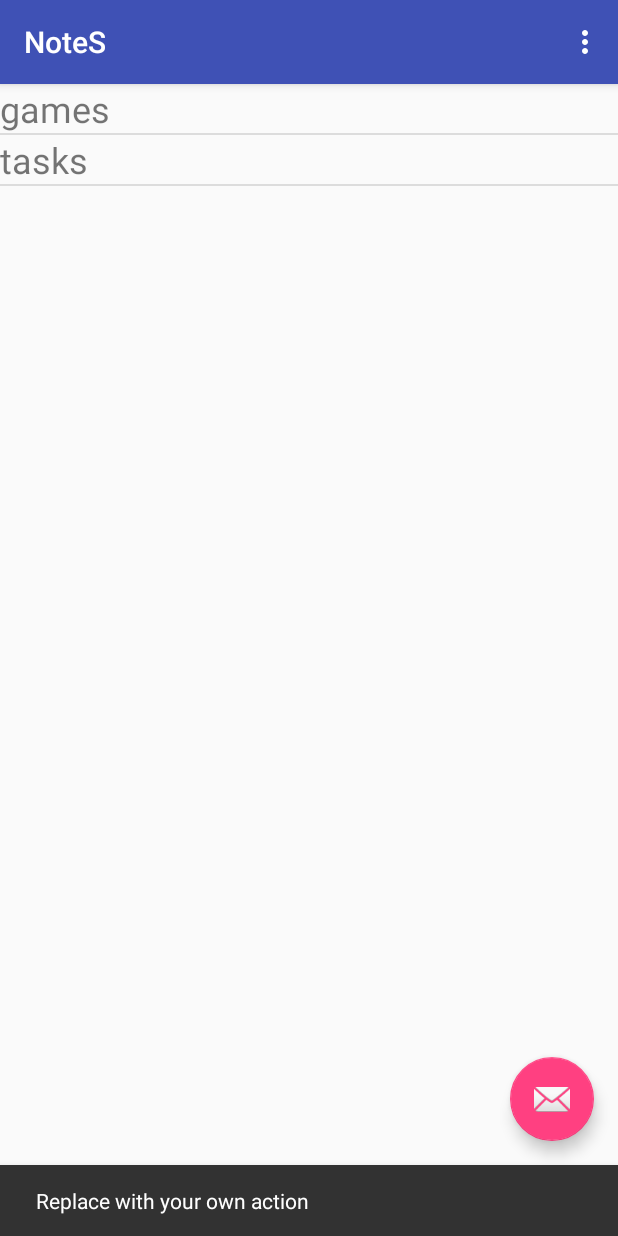
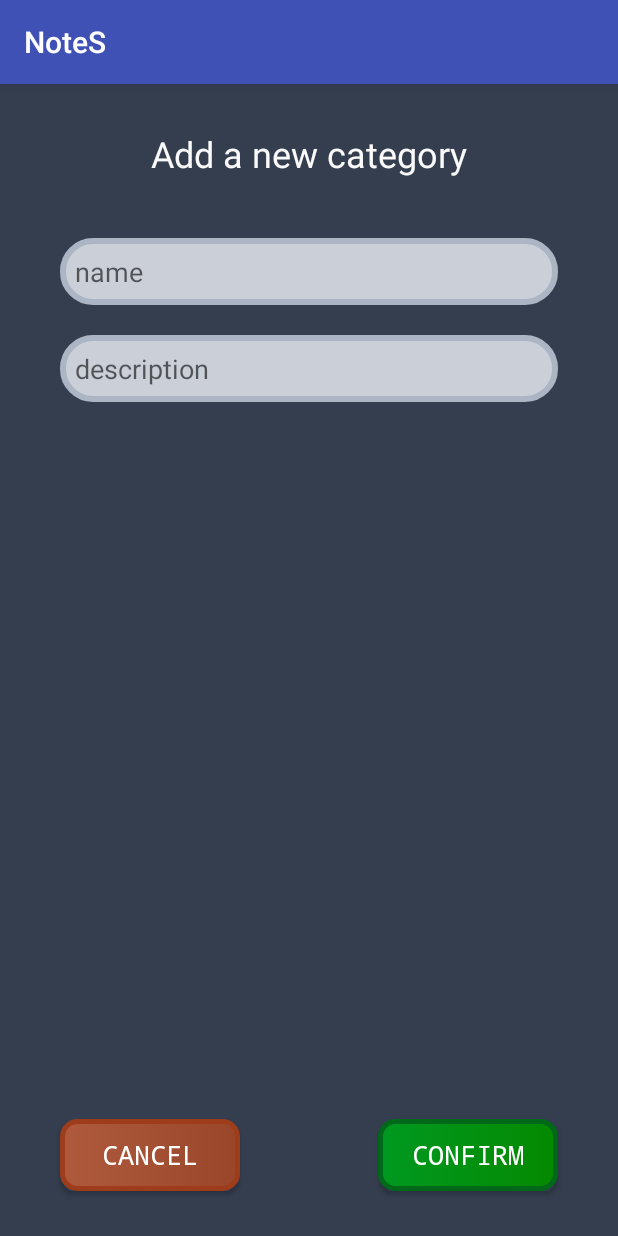
Before and after one commit to SkarletKill/NoteS, an Android app: the screen it shows after launch (CategotyActivity before the commit, NewCategoryActivity after it), after a tap on an icon or button, on a phone screen of 412 x 824 dp. Run offline under Robolectric (Android 15) with nearby library versions, the phone set to English and light mode, and no system bars.

Commit message:
listView with custom adapter created view for new category activity

```diff
--- a/app/src/main/java/notes/neo/skarlet/notes/CategotyActivity.java
+++ b/app/src/main/java/notes/neo/skarlet/notes/CategoryActivity.java
@@ -1,5 +1,6 @@
 package notes.neo.skarlet.notes;
 
+import android.content.Intent;
 import android.content.res.Resources;
 import android.os.Bundle;
 import android.support.design.widget.FloatingActionButton;
@@ -12,9 +13,15 @@ import android.view.MenuItem;
 import android.widget.ArrayAdapter;
 import android.widget.ListView;
 
-public class CategotyActivity extends AppCompatActivity {
+import java.util.ArrayList;
+import java.util.Arrays;
+import java.util.List;
+
+public class CategoryActivity extends AppCompatActivity {
     private ListView categoriesListView;
-    private String[] categories;
+    private List<String> categories;
+    private List<String> prices;
+    private List<String> descriptions;
 
     @Override
     protected void onCreate(Bundle savedInstanceState) {
@@ -27,16 +34,22 @@ public class CategotyActivity extends AppCompatActivity {
         fab.setOnClickListener(new View.OnClickListener() {
             @Override
             public void onClick(View view) {
-                Snackbar.make(view, "Replace with your own action", Snackbar.LENGTH_LONG)
-                        .setAction("Action", null).show();
+                Intent intent = new Intent(CategoryActivity.this, NewCategoryActivity.class);
+                startActivity(intent);
             }
         });
 
         Resources res = getResources();
         categoriesListView = (ListView) findViewById(R.id.categories);
-        categories = res.getStringArray(R.array.categories);
+        categories = new ArrayList<>();
+        categories.addAll(Arrays.asList(res.getStringArray(R.array.categories)));
+        descriptions = new ArrayList<>();
+        descriptions.addAll(Arrays.asList(res.getStringArray(R.array.descriptions)));
+        prices = new ArrayList<>();
+        prices.addAll(Arrays.asList(res.getStringArray(R.array.prices)));
 
-        categoriesListView.setAdapter(new ArrayAdapter<String>(this, R.layout.categories_listview_datail, categories));
+        CategoryAdapter categoryAdapter = new CategoryAdapter(this, categories, descriptions, prices);
+        categoriesListView.setAdapter(categoryAdapter);
     }
 
     @Override
--- /dev/null
+++ b/app/src/main/java/notes/neo/skarlet/notes/CategoryAdapter.java
@@ -0,0 +1,60 @@
+package notes.neo.skarlet.notes;
+
+import android.content.Context;
+import android.view.LayoutInflater;
+import android.view.View;
+import android.view.ViewGroup;
+import android.widget.BaseAdapter;
+import android.widget.TextView;
+
+import java.util.ArrayList;
+import java.util.List;
+
+public class CategoryAdapter extends BaseAdapter {
+
+    LayoutInflater mInflater;
+    private List<String> categories;
+    private List<String> prices;
+    private List<String> descriptions;
+
+    public CategoryAdapter(Context c, List<String> categories, List<String> descriptions, List<String> prices) {
+        this.mInflater = (LayoutInflater) c.getSystemService(Context.LAYOUT_INFLATER_SERVICE);
+        this.categories = categories;
+        this.descriptions = descriptions;
+        this.prices = prices;
+    }
+
+    @Override
+    public int getCount() {
+        return categories.size();
+    }
+
+    @Override
+    public Object getItem(int i) {
+        return categories.get(i);
+    }
+
+    @Override
+    public long getItemId(int i) {
+        return i;
+    }
+
+    @Override
+    public View getView(int i, View view, ViewGroup viewGroup) {
+
+        View v = mInflater.inflate(R.layout.categories_listview_datail, null);
+        TextView nameTextView = (TextView) v.findViewById(R.id.nameTextView);
+        TextView descriptionTextView = (TextView) v.findViewById(R.id.desctiptionTextView);
+        TextView priceTextView = (TextView) v.findViewById(R.id.priceTextView);
+
+        String name = categories.get(i);
+        String desc = descriptions.get(i);
+        String cost = prices.get(i);
+
+        nameTextView.setText(name);
+        descriptionTextView.setText(desc);
+        priceTextView.setText(cost);
+
+        return v;
+    }
+}
--- /dev/null
+++ b/app/src/main/java/notes/neo/skarlet/notes/NewCategoryActivity.java
@@ -0,0 +1,24 @@
+package notes.neo.skarlet.notes;
+
+import android.content.Intent;
+import android.support.v7.app.AppCompatActivity;
+import android.os.Bundle;
+import android.view.View;
+
+public class NewCategoryActivity extends AppCompatActivity {
+
+    @Override
+    protected void onCreate(Bundle savedInstanceState) {
+        super.onCreate(savedInstanceState);
+        setContentView(R.layout.activity_category_new);
+    }
+
+    public void onCancelClick(View view) {
+        onBackPressed();
+    }
+
+    public void onConfirmClick(View view) {
+        Intent intent = new Intent(this, CategoryActivity.class);
+        startActivity(intent);
+    }
+}
--- /dev/null
+++ b/app/src/main/res/drawable-v24/buttons_green.xml
@@ -0,0 +1,24 @@
+<?xml version="1.0" encoding="utf-8"?>
+<selector xmlns:android="http://schemas.android.com/apk/res/android">
+    <item android:state_pressed="true" >
+        <shape android:shape="rectangle"  >
+            <corners android:radius="10dip" />
+            <stroke android:width="3dip" android:color="@color/greenStroke" />
+            <gradient android:angle="180" android:startColor="@color/greenGradient1" android:endColor="@color/greenGradient2" />
+        </shape>
+    </item>
+    <item android:state_focused="true">
+        <shape android:shape="rectangle"  >
+            <corners android:radius="10dip" />
+            <stroke android:width="3dip" android:color="@color/greenStroke" />
+            <gradient android:angle="180" android:startColor="@color/greenGradient1" android:endColor="@color/greenGradient2" />
+        </shape>
+    </item>
+    <item>
+        <shape android:shape="rectangle"  >
+            <corners android:radius="10dip" />
+            <stroke android:width="3dip" android:color="@color/greenStroke" />
+            <gradient android:angle="180" android:startColor="@color/greenGradient1" android:endColor="@color/greenGradient2" />
+        </shape>
+    </item>
+</selector>
--- /dev/null
+++ b/app/src/main/res/drawable-v24/buttons_red.xml
@@ -0,0 +1,24 @@
+<?xml version="1.0" encoding="utf-8"?>
+<selector xmlns:android="http://schemas.android.com/apk/res/android">
+    <item android:state_pressed="true" >
+        <shape android:shape="rectangle"  >
+            <corners android:radius="10dip" />
+            <stroke android:width="3dip" android:color="@color/redStroke" />
+            <gradient android:angle="180" android:startColor="@color/redGradient1" android:endColor="@color/redGradient2" />
+        </shape>
+    </item>
+    <item android:state_focused="true">
+        <shape android:shape="rectangle"  >
+            <corners android:radius="10dip" />
+            <stroke android:width="3dip" android:color="@color/redStroke" />
+            <gradient android:angle="180" android:startColor="@color/redGradient1" android:endColor="@color/redGradient2" />
+        </shape>
+    </item>
+    <item>
+        <shape android:shape="rectangle"  >
+            <corners android:radius="10dip" />
+            <stroke android:width="3dip" android:color="@color/redStroke" />
+            <gradient android:angle="180" android:startColor="@color/redGradient1" android:endColor="@color/redGradient2" />
+        </shape>
+    </item>
+</selector>
--- /dev/null
+++ b/app/src/main/res/drawable/fields.xml
@@ -0,0 +1,24 @@
+<?xml version="1.0" encoding="utf-8"?>
+<selector xmlns:android="http://schemas.android.com/apk/res/android">
+    <item android:state_pressed="true">
+        <shape android:shape="rectangle">
+            <corners android:radius="20dip" />
+            <stroke android:width="4dip" android:color="#acb5c4" />
+            <solid android:color="#cbd0d8" />
+        </shape>
+    </item>
+    <item android:state_focused="true">
+        <shape android:shape="rectangle">
+            <corners android:radius="20dip" />
+            <stroke android:width="4dip" android:color="#acb5c4" />
+            <solid android:color="#cbd0d8" />
+        </shape>
+    </item>
+    <item>
+        <shape android:shape="rectangle">
+            <corners android:radius="20dip" />
+            <stroke android:width="4dip" android:color="#acb5c4" />
+            <solid android:color="#cbd0d8" />
+        </shape>
+    </item>
+</selector>
--- /dev/null
+++ b/app/src/main/res/layout/activity_category_new.xml
@@ -0,0 +1,88 @@
+<?xml version="1.0" encoding="utf-8"?>
+<android.support.constraint.ConstraintLayout xmlns:android="http://schemas.android.com/apk/res/android"
+    xmlns:app="http://schemas.android.com/apk/res-auto"
+    xmlns:tools="http://schemas.android.com/tools"
+    android:layout_width="match_parent"
+    android:layout_height="match_parent"
+    android:background="@color/colorPrimaryDark"
+    tools:context=".NewCategoryActivity">
+
+    <LinearLayout
+        android:layout_width="match_parent"
+        android:layout_height="match_parent"
+        android:orientation="vertical"
+        android:layout_marginBottom="80sp">
+
+        <TextView
+            android:id="@+id/newCategory"
+            android:layout_width="match_parent"
+            android:layout_height="wrap_content"
+            android:layout_marginLeft="40sp"
+            android:layout_marginRight="40sp"
+            android:layout_marginTop="20sp"
+            android:layout_marginBottom="10sp"
+            android:ems="10"
+            android:padding="10sp"
+            android:text="Add a new category"
+            android:textAlignment="center"
+            android:textColor="@color/colorWhite"
+            android:textSize="24sp" />
+
+        <EditText
+            android:id="@+id/newCategoryName"
+            android:layout_width="match_parent"
+            android:layout_height="wrap_content"
+            android:layout_marginLeft="40sp"
+            android:layout_marginRight="40sp"
+            android:layout_marginTop="20sp"
+            android:background="@drawable/fields"
+            android:ems="10"
+            android:hint="@string/name"
+            android:padding="10sp"
+            android:textColor="@color/colorWhite" />
+
+        <EditText
+            android:id="@+id/newCategoryDescription"
+            android:layout_width="match_parent"
+            android:layout_height="wrap_content"
+            android:layout_marginLeft="40sp"
+            android:layout_marginRight="40sp"
+            android:layout_marginTop="20sp"
+            android:background="@drawable/fields"
+            android:ems="10"
+            android:hint="@string/description"
+            android:padding="10sp"
+            android:textColor="@color/colorWhite" />
+    </LinearLayout>
+
+    <Button
+        android:id="@+id/btn_cancelAddCat"
+        android:layout_width="wrap_content"
+        android:layout_height="wrap_content"
+        android:layout_marginBottom="30dp"
+        android:layout_marginStart="40dp"
+        android:width="120sp"
+        android:background="@drawable/buttons_red"
+        android:fontFamily="monospace"
+        android:onClick="onCancelClick"
+        android:text="@string/cancel"
+        android:textColor="@android:color/white"
+        android:textSize="18sp"
+        app:layout_constraintBottom_toBottomOf="parent"
+        app:layout_constraintStart_toStartOf="parent" />
+
+    <Button
+        android:id="@+id/btn_confirmAddCat"
+        android:layout_width="wrap_content"
+        android:layout_height="wrap_content"
+        android:layout_marginBottom="30dp"
+        android:layout_marginEnd="40dp"
+        android:width="120sp"
+        android:background="@drawable/buttons_green"
+        android:fontFamily="monospace"
+        android:text="@string/confirm"
+        android:textColor="@android:color/white"
+        android:textSize="18sp"
+        app:layout_constraintBottom_toBottomOf="parent"
+        app:layout_constraintEnd_toEndOf="parent" />
+</android.support.constraint.ConstraintLayout>
--- a/app/src/main/res/layout/activity_categoty.xml
+++ b/app/src/main/res/layout/activity_categoty.xml
@@ -4,7 +4,7 @@
     xmlns:tools="http://schemas.android.com/tools"
     android:layout_width="match_parent"
     android:layout_height="match_parent"
-    tools:context=".CategotyActivity">
+    tools:context=".CategoryActivity">
 
     <android.support.design.widget.AppBarLayout
         android:layout_width="match_parent"
--- a/app/src/main/res/layout/categories_listview_datail.xml
+++ b/app/src/main/res/layout/categories_listview_datail.xml
@@ -1,7 +1,36 @@
 <?xml version="1.0" encoding="utf-8"?>
-<TextView xmlns:android="http://schemas.android.com/apk/res/android"
+<RelativeLayout xmlns:android="http://schemas.android.com/apk/res/android"
     android:layout_width="match_parent"
     android:layout_height="match_parent"
     android:textSize="24sp">
 
-</TextView>
+    <TextView
+        android:id="@+id/nameTextView"
+        android:layout_width="wrap_content"
+        android:layout_height="wrap_content"
+        android:layout_alignParentStart="true"
+        android:layout_alignParentTop="true"
+        android:layout_marginStart="40dp"
+        android:layout_marginTop="40dp"
+        android:text="CategoryName1"
+        android:textSize="24sp" />
+
+    <TextView
+        android:id="@+id/desctiptionTextView"
+        android:layout_width="wrap_content"
+        android:layout_height="wrap_content"
+        android:layout_alignStart="@+id/nameTextView"
+        android:layout_below="@+id/nameTextView"
+        android:text="Description" />
+
+    <TextView
+        android:id="@+id/priceTextView"
+        android:layout_width="wrap_content"
+        android:layout_height="wrap_content"
+        android:layout_alignParentEnd="true"
+        android:layout_alignTop="@+id/nameTextView"
+        android:layout_marginEnd="41dp"
+        android:text="price"
+        android:textAlignment="textEnd"
+        android:textSize="24sp" />
+</RelativeLayout>
--- a/app/src/main/res/layout/content_categoty.xml
+++ b/app/src/main/res/layout/content_categoty.xml
@@ -6,7 +6,7 @@
     android:layout_height="match_parent"
     android:orientation="vertical"
     app:layout_behavior="@string/appbar_scrolling_view_behavior"
-    tools:context=".CategotyActivity"
+    tools:context=".CategoryActivity"
     tools:showIn="@layout/activity_categoty">
 
     <ListView
--- a/app/src/main/res/menu/menu_categoty.xml
+++ b/app/src/main/res/menu/menu_categoty.xml
@@ -1,7 +1,7 @@
 <menu xmlns:android="http://schemas.android.com/apk/res/android"
     xmlns:app="http://schemas.android.com/apk/res-auto"
     xmlns:tools="http://schemas.android.com/tools"
-    tools:context="notes.neo.skarlet.notes.CategotyActivity">
+    tools:context="notes.neo.skarlet.notes.CategoryActivity">
     <item
         android:id="@+id/action_settings"
         android:orderInCategory="100"
--- a/app/src/main/res/values/colors.xml
+++ b/app/src/main/res/values/colors.xml
@@ -1,6 +1,15 @@
 <?xml version="1.0" encoding="utf-8"?>
 <resources>
+    <color name="colorWhite">#fafafa</color>
     <color name="colorPrimary">#3F51B5</color>
-    <color name="colorPrimaryDark">#303F9F</color>
+    <color name="colorPrimaryDark">#353E4F</color>
     <color name="colorAccent">#FF4081</color>
+
+    <color name="redStroke">#9e3d1c</color>
+    <color name="redGradient1">#99462a</color>
+    <color name="redGradient2">#af5a3d</color>
+
+    <color name="greenStroke">#006919</color>
+    <color name="greenGradient1">#058900</color>
+    <color name="greenGradient2">#009921</color>
 </resources>
--- a/app/src/main/res/values/strings.xml
+++ b/app/src/main/res/values/strings.xml
@@ -1,6 +1,10 @@
 <resources>
     <string name="app_name">NoteS</string>
     <string name="action_settings">Settings</string>
+    <string name="name">name</string>
+    <string name="description">description</string>
+    <string name="confirm">Confirm</string>
+    <string name="cancel">Cancel</string>
 
     <string-array name="categories">
         <item>games</item>
@@ -14,6 +18,6 @@
 
     <string-array name="descriptions">
         <item>My favorite RPG games</item>
-        <item>My tasks which I'll must to do</item>
+        <item>My tasks which I will must to do</item>
     </string-array>
 </resources>
```
Also changed, not shown: app/src/main/AndroidManifest.xml (+7 -1 lines).
